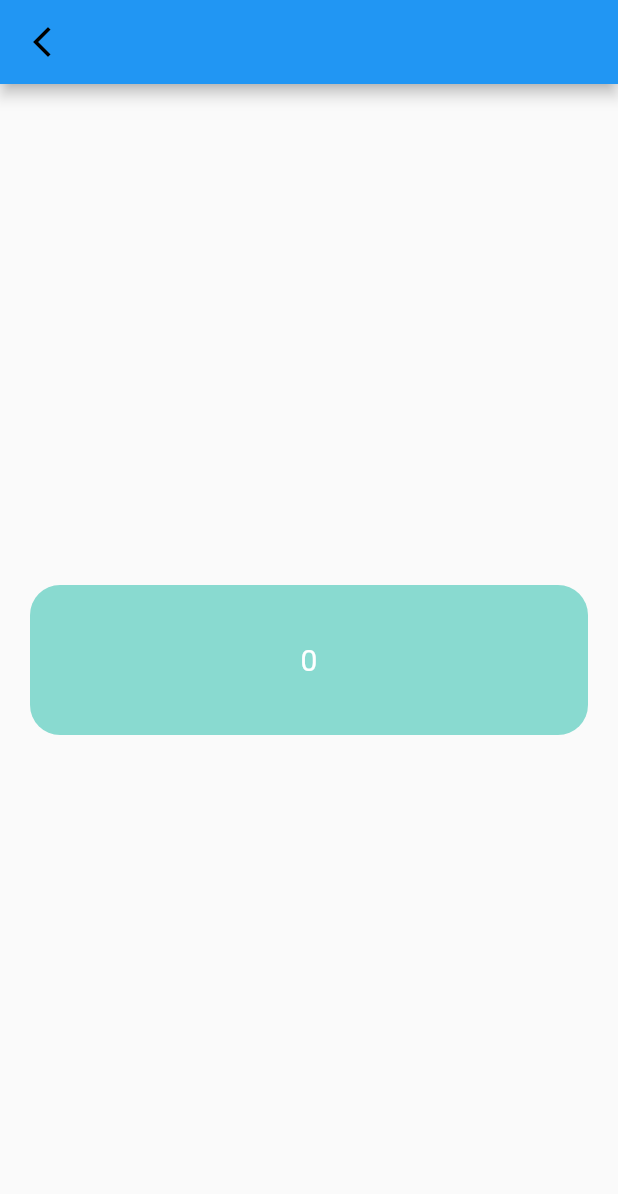
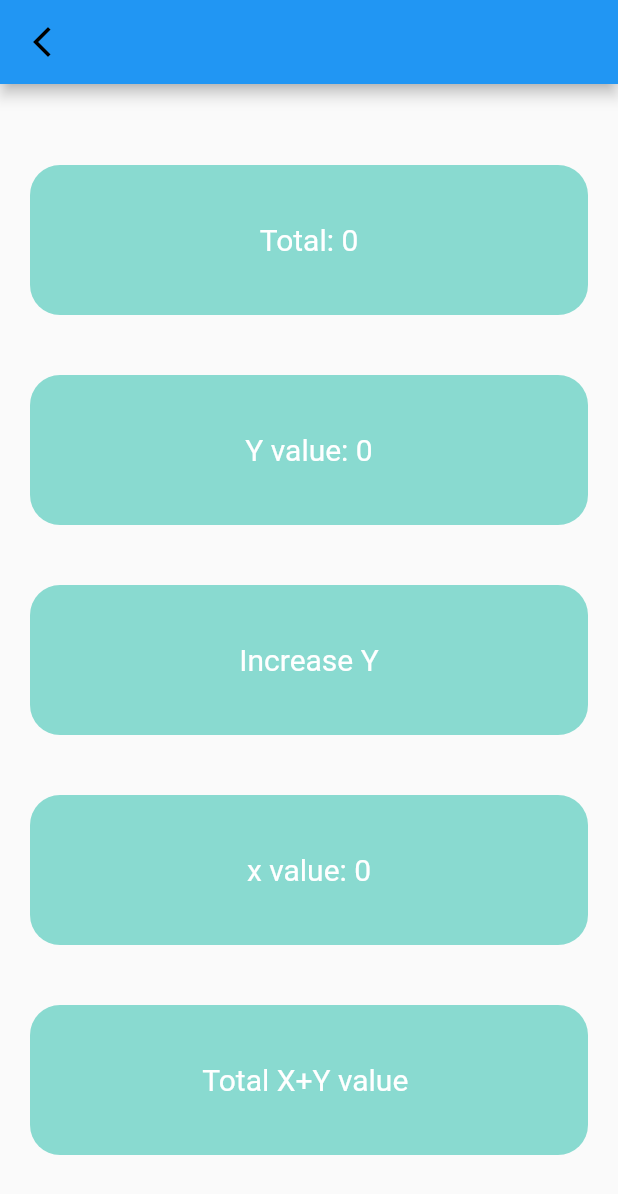
Before and after one commit to Nayemuzzaman/flutter_getx_details, a Flutter app: the ThirdPage screen opened directly, on a phone screen of 412 x 824 dp. Shown: the top 1194 px of the screen. Run offline on Flutter 3.47's test engine with Material 2 defaults, Android fonts, the phone set to English and light mode, and no system bars; our stand-ins replace get.

Commit message:
value pass using Obs

```diff
--- a/lib/controller/tap_controller.dart
+++ b/lib/controller/tap_controller.dart
@@ -1,8 +1,19 @@
+import 'package:get/get.dart';
 import 'package:get/get_state_manager/get_state_manager.dart';
 
 class TapController extends GetxController {
   int _x = 0;
   int get x => _x;
+
+  RxInt _y = 0.obs;
+  RxInt get y => _y;
+  RxInt _z = 0.obs;
+  int get z => _z.value;
+
+  void totalXY() {
+    _z.value = x + _y.value;
+    print(_z.value);
+  }
 
   void increaseX() {
     _x++;
@@ -15,4 +26,15 @@ class TapController extends GetxController {
     update();
     print(x);
   }
+
+  // when value is obs type no need to update
+  void increaseY() {
+    _y.value++;
+    print(y.value);
+  }
+
+  void decreaseY() {
+    _y.value--;
+    print(y.value);
+  }
 }
--- a/lib/third_page.dart
+++ b/lib/third_page.dart
@@ -9,7 +9,7 @@ class ThirdPage extends StatelessWidget {
   @override
   Widget build(BuildContext context) {
     //here also show the value
-    TapController controller = Get.find();
+   // TapController controller = Get.find();
     return Scaffold(
       appBar: AppBar(
         leading: IconButton(
@@ -28,6 +28,76 @@ class ThirdPage extends StatelessWidget {
         child: Column(
           mainAxisAlignment: MainAxisAlignment.center,
           children: [
+
+            Obx(() => Column(
+                children: [
+
+                    Container(
+                margin: const EdgeInsets.all(20),
+                width: double.maxFinite,
+                height: 100,
+                decoration: BoxDecoration(
+                  borderRadius: BorderRadius.circular(20),
+                  color: Color(0xFF89dad0),
+                ),
+                child: Center(
+                    child: Text(
+                  // to get obs value use y.value not just y
+                  "Total: " + Get.find<TapController>().z.toString(),
+                  style: TextStyle(
+                    fontSize: 20,
+                    color: Colors.white,
+                  ),
+                )),
+              ),
+
+              Container(
+                margin: const EdgeInsets.all(20),
+                width: double.maxFinite,
+                height: 100,
+                decoration: BoxDecoration(
+                  borderRadius: BorderRadius.circular(20),
+                  color: Color(0xFF89dad0),
+                ),
+                child: Center(
+                    child: Text(
+                  // to get obs value use y.value not just y
+                  "Y value: " + Get.find<TapController>().y.value.toString(),
+                  style: TextStyle(
+                    fontSize: 20,
+                    color: Colors.white,
+                  ),
+                )),
+              ),
+                ],
+              )
+            ),
+            // y value increase button
+            GestureDetector(
+              onTap: () {
+                //Get.to(() => MyHomePage());
+                Get.find<TapController>().increaseY();
+              },
+              child: Container(
+                margin: const EdgeInsets.all(20),
+                width: double.maxFinite,
+                height: 100,
+                decoration: BoxDecoration(
+                  borderRadius: BorderRadius.circular(20),
+                  color: Color(0xFF89dad0),
+                ),
+                child: Center(
+                    child: Text(
+                  "Increase Y",
+                  style: TextStyle(
+                    fontSize: 20,
+                    color: Colors.white,
+                  ),
+                )),
+              ),
+            ),
+
+            // x value get
             GestureDetector(
               onTap: () {
                 Get.to(() => MyHomePage());
@@ -42,8 +112,8 @@ class ThirdPage extends StatelessWidget {
                 ),
                 child: Center(
                     child: Text(
-                      //you may use controller.x.toString() for value or use next one
-                  Get.find<TapController>().x.toString(),
+                  //you may use controller.x.toString() for value or use next one
+                  "x value: " + Get.find<TapController>().x.toString(),
                   style: TextStyle(
                     fontSize: 20,
                     color: Colors.white,
@@ -51,6 +121,29 @@ class ThirdPage extends StatelessWidget {
                 )),
               ),
             ),
+
+            GestureDetector(onTap: () {
+              Get.find<TapController>().totalXY();
+            },
+            child: Container(
+                margin: const EdgeInsets.all(20),
+                width: double.maxFinite,
+                height: 100,
+                decoration: BoxDecoration(
+                  borderRadius: BorderRadius.circular(20),
+                  color: Color(0xFF89dad0),
+                ),
+                child: Center(
+                    child: Text(
+                  "Total X+Y value " ,
+                  style: TextStyle(
+                    fontSize: 20,
+                    color: Colors.white,
+                  ),
+                )),
+              ),
+
+            ),
           ],
         ),
       ),
```
